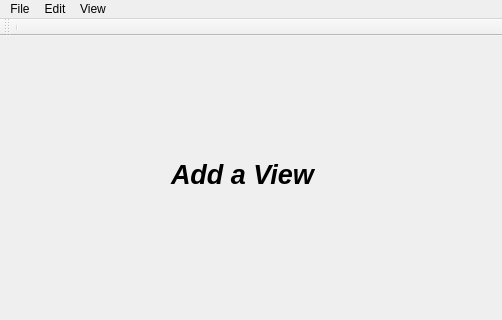
Serkhani/SigTrack, file form.ui: the form before one commit.
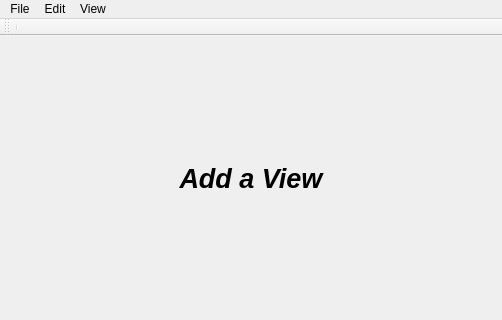
The form after the commit.

Commit message: ui setup completer

```diff
--- a/form.ui
+++ b/form.ui
@@ -23,15 +23,9 @@
      <verstretch>0</verstretch>
     </sizepolicy>
    </property>
+   <layout class="QVBoxLayout" name="verticalLayout">
+    <item>
    <widget class="QLabel" name="label">
-    <property name="geometry">
-     <rect>
-      <x>170</x>
-      <y>120</y>
-      <width>145</width>
-      <height>36</height>
-     </rect>
-    </property>
     <property name="font">
      <font>
       <pointsize>20</pointsize>
@@ -49,16 +43,8 @@
      <bool>true</bool>
     </property>
    </widget>
-   <widget class="QWidget" name="widget" native="true">
-    <property name="geometry">
-     <rect>
-      <x>-1</x>
-      <y>-1</y>
-      <width>501</width>
-      <height>281</height>
-     </rect>
-    </property>
-   </widget>
+    </item>
+   </layout>
   </widget>
   <widget class="QMenuBar" name="menubar">
    <property name="geometry">
```
Lines whose indentation alone changed are shown as unchanged. The commit also changes 4 other files.
